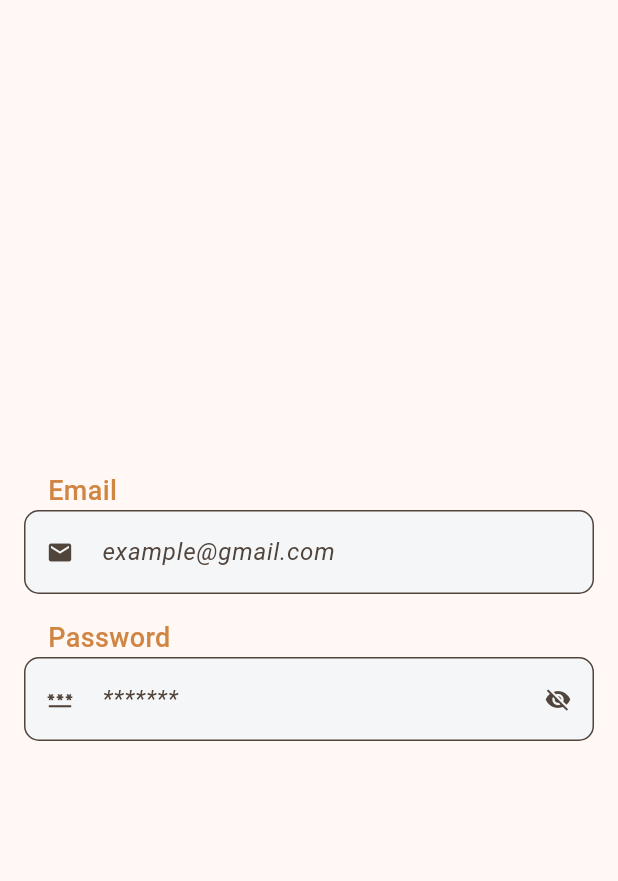
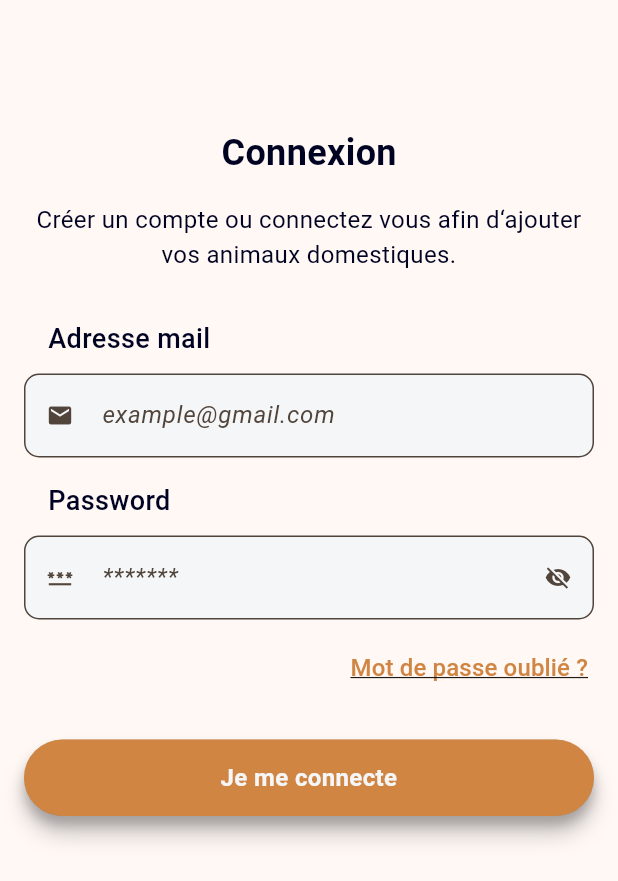
Before and after one commit to VanMeerbergenRenaud/pet4life, a Flutter app: the screen it shows after launch, on a phone screen of 412 x 824 dp. Shown: the top 881 px of the screen. Run offline on Flutter 3.47's test engine with Material 2 defaults, Android fonts, the phone set to English and light mode, and no system bars; our stand-ins replace firebase_core; accounts and stored records are empty.

Commit message:
login screen almost finish

```diff
--- a/lib/screens/login_screen.dart
+++ b/lib/screens/login_screen.dart
@@ -1,6 +1,8 @@
 import 'package:flutter/material.dart';
 
+import '../styles/font.dart';
 import '../styles/spacings.dart';
+import '../widgets/buttons/main_button.dart';
 import '../widgets/form/text_input.dart';
 import '../widgets/form/password_input.dart';
 import '../widgets/form/validation.dart';
@@ -15,9 +17,27 @@ class LoginScreen extends StatelessWidget {
   @override
   Widget build(BuildContext context) {
     return Scaffold(
-        body: Column(
+      body: SafeArea(
+        child: SingleChildScrollView(
+          child: Column(
             mainAxisAlignment: MainAxisAlignment.center,
             children: [
+              const Padding(
+                padding: EdgeInsets.only(top: 85),
+                child: Text(
+                  'Connexion',
+                  style: kTitleStyle,
+                ),
+              ),
+              // Text for introduction
+              const Padding(
+                padding: EdgeInsets.all(kPadding),
+                child: Text(
+                  'Créer un compte ou connectez vous afin d‘ajouter vos animaux domestiques.',
+                  textAlign: TextAlign.center,
+                  style: kText,
+                ),
+              ),
               Form(
                 key: _formKey,
                 child: Column(
@@ -25,11 +45,13 @@ class LoginScreen extends StatelessWidget {
                   children: [
                     Padding(
                       padding: const EdgeInsets.symmetric(
-                        horizontal: kHorizontalPadding),
+                          horizontal: kHorizontalPadding,
+                          vertical: kVerticalPadding,
+                      ),
                       child: TextInput(
                         prefixIcon: Icons.email,
                         hintText: 'example@gmail.com',
-                      labelText: 'Email',
+                        labelText: 'Adresse mail',
                         validator: (value) {
                           return validateEmail(value!);
                         },
@@ -37,8 +59,7 @@ class LoginScreen extends StatelessWidget {
                       ),
                     ),
                     Padding(
-                    padding: const EdgeInsets.symmetric(
-                        horizontal: kHorizontalPadding),
+                      padding: const EdgeInsets.symmetric(horizontal: kHorizontalPadding),
                       child: PasswordInput(
                         prefixIcon: Icons.password,
                         hintText: '*******',
@@ -48,27 +69,52 @@ class LoginScreen extends StatelessWidget {
                         },
                       ),
                     ),
-                  /*Padding(
-                    padding: const EdgeInsets.all(16),
+                    // Password forgotten link
+                    Padding(
+                      padding: const EdgeInsets.all(kPaddingS),
+                      child: Align(
+                        alignment: Alignment.centerRight,
+                        child: TextButton(
+                          onPressed: () {},
+                          child: const Text(
+                            'Mot de passe oublié ?',
+                            style: kButtonUnderline,
+                          ),
+                        ),
+                      ),
+                    ),
+                    Padding(
+                      padding: const EdgeInsets.symmetric(
+                        horizontal: kHorizontalPadding,
+                        vertical: kVerticalPadding,
+                      ),
+                      child: Row(
+                        children: [
+                          Expanded(
                             child: MainButton(
                               label: 'Je me connecte',
                               onTap: () {
                                 if (_formKey.currentState!.validate()) {
                                   ScaffoldMessenger.of(context).showSnackBar(
                                     const SnackBar(
-                              content:
-                              Text('Traitement des données en cours...'),
+                                      content: Text(
+                                          'Traitement des données en cours...'),
                                     ),
                                   );
                                 }
                               },
                             ),
-                  ),*/
+                          ),
+                        ],
+                      ),
+                    ),
                   ],
                 ),
               )
             ],
           ),
+        ),
+      ),
     );
   }
 }
--- a/lib/styles/font.dart
+++ b/lib/styles/font.dart
@@ -1,6 +1,18 @@
 import 'package:flutter/material.dart';
 
 import 'colors.dart';
+
+const kTitleStyle = TextStyle(
+  fontSize: 24,
+  fontWeight: FontWeight.bold,
+  color: kBlack,
+);
+
+const kText = TextStyle(
+  fontSize: 16,
+  fontWeight: FontWeight.w400,
+  color: kBlack,
+);
 
 const kItalicText = TextStyle(
   fontSize: 19,
@@ -15,10 +27,17 @@ const kButtonStyle = TextStyle(
   color: kBackgroundColor,
 );
 
+const kButtonUnderline = TextStyle(
+  fontSize: 16,
+  fontWeight: FontWeight.w500,
+  color: kMainColor,
+  decoration: TextDecoration.underline,
+);
+
 const kLabelStyle = TextStyle(
-  color: kMainColor,
+  fontSize: 18,
   fontWeight: FontWeight.w500,
-  fontSize: 18,
+  color: kBlack,
 );
 
 const kSmallText = TextStyle(
--- a/lib/styles/spacings.dart
+++ b/lib/styles/spacings.dart
@@ -3,7 +3,8 @@ const kPadding = 16.0; // 16 pixels
 const kHorizontalPadding = 16.0;
 const kVerticalPadding = 16.0;
 
-const kHorizontalPaddingS = kHorizontalPadding / 2; // 8
+const kPaddingS = kPadding / 2; // 8
+const kHorizontalPaddingS = kHorizontalPadding / 2;
 const kVerticalPaddingS = kVerticalPadding / 2;
 
 const kHorizontalPaddingL = kHorizontalPadding * 2; // 32
--- /dev/null
+++ b/lib/widgets/buttons/main_button.dart
@@ -0,0 +1,60 @@
+import 'package:flutter/material.dart';
+
+import '../../../styles/colors.dart';
+import '../../../styles/font.dart';
+import '../../../styles/others.dart';
+import '../../../styles/spacings.dart';
+
+class MainButton extends StatelessWidget {
+  final String label;
+  final GestureTapCallback? onTap;
+
+  final bool mainColor; // Optionnel
+
+  const MainButton({
+    super.key,
+    required this.label,
+    required this.onTap,
+    this.mainColor = true,
+  });
+
+  @override
+  Widget build(BuildContext context) {
+    Color buttonColor = mainColor ? kMainColor : kSecondaryColor;
+
+    return GestureDetector(
+      onTap: onTap,
+      child: Container(
+        padding: const EdgeInsets.symmetric(
+          horizontal: kHorizontalPadding,
+          vertical: 14,
+        ),
+        decoration: BoxDecoration(
+          color: buttonColor, // Opérateur ternaire ? avec mainColor
+          borderRadius: BorderRadius.circular(kBorderRadius),
+          boxShadow: [
+            BoxShadow(
+              color: Colors.black.withOpacity(0.2),
+              offset: const Offset(0, 0),
+            ),
+            BoxShadow(
+              color: Colors.black.withOpacity(0.2),
+              offset: const Offset(0, 6),
+              blurRadius: 6,
+            ),
+            BoxShadow(
+              color: Colors.black.withOpacity(0.2),
+              offset: const Offset(0, 12),
+              blurRadius: 12,
+            ),
+          ],
+        ),
+        child: Text(
+          label,
+          style: kButtonStyle,
+          textAlign: TextAlign.center,
+        ),
+      ),
+    );
+  }
+}
--- a/lib/widgets/form/text_input.dart
+++ b/lib/widgets/form/text_input.dart
@@ -6,13 +6,13 @@ import '../../styles/spacings.dart';
 
 @immutable
 class TextInput extends StatelessWidget {
+  final TextInputType keyboardType;
   final IconData prefixIcon;
   final String hintText;
-  final String? tooltipMessage;
   final String labelText;
   final bool obscureText;
-  final TextInputType keyboardType;
   final Widget? suffixIcon;
+  final String? tooltipMessage;
   final FormFieldValidator<String> validator;
 
   final String? initialValue;
@@ -42,10 +42,9 @@ class TextInput extends StatelessWidget {
       crossAxisAlignment: CrossAxisAlignment.start,
       children: [
         Padding(
-            padding: const EdgeInsets.only(left: kHorizontalPadding),
-            child: tooltipMessage != null
-                ? Tooltip(
-              height: 30,
+            padding: const EdgeInsets.only(left: kHorizontalPadding, bottom: 10),
+            child: tooltipMessage != null ? Tooltip (
+              height: 32,
               message: tooltipMessage,
               child: Row(
                 children: [
@@ -60,8 +59,7 @@ class TextInput extends StatelessWidget {
                   )
                 ],
               ),
-            )
-                : Text(
+            ) : Text(
               labelText,
               style: kLabelStyle,
             )),
@@ -85,9 +83,6 @@ class TextInput extends StatelessWidget {
             hintStyle: kHintStyle,
           ),
         ),
-        const SizedBox(
-          height: kVerticalPadding,
-        )
       ],
     );
   }
```
Also changed, not shown: lib/screens/register_screen.dart (added). Lines whose indentation alone changed are shown as unchanged.
